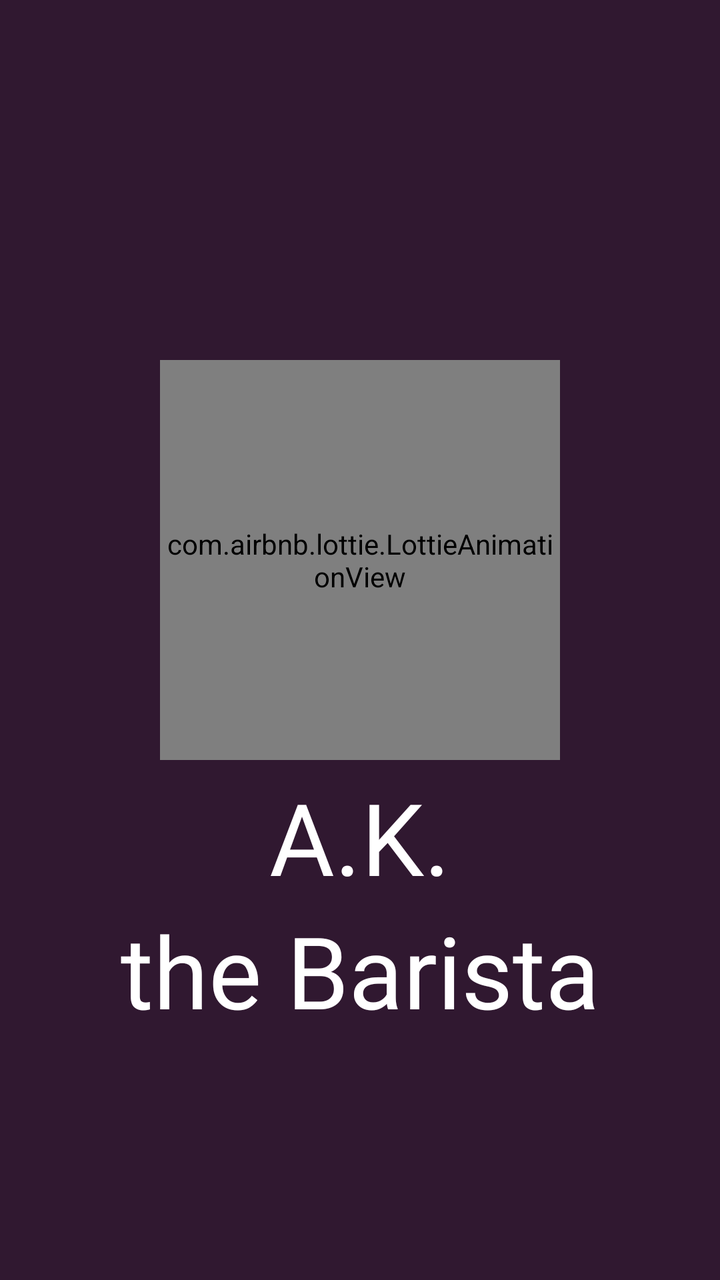
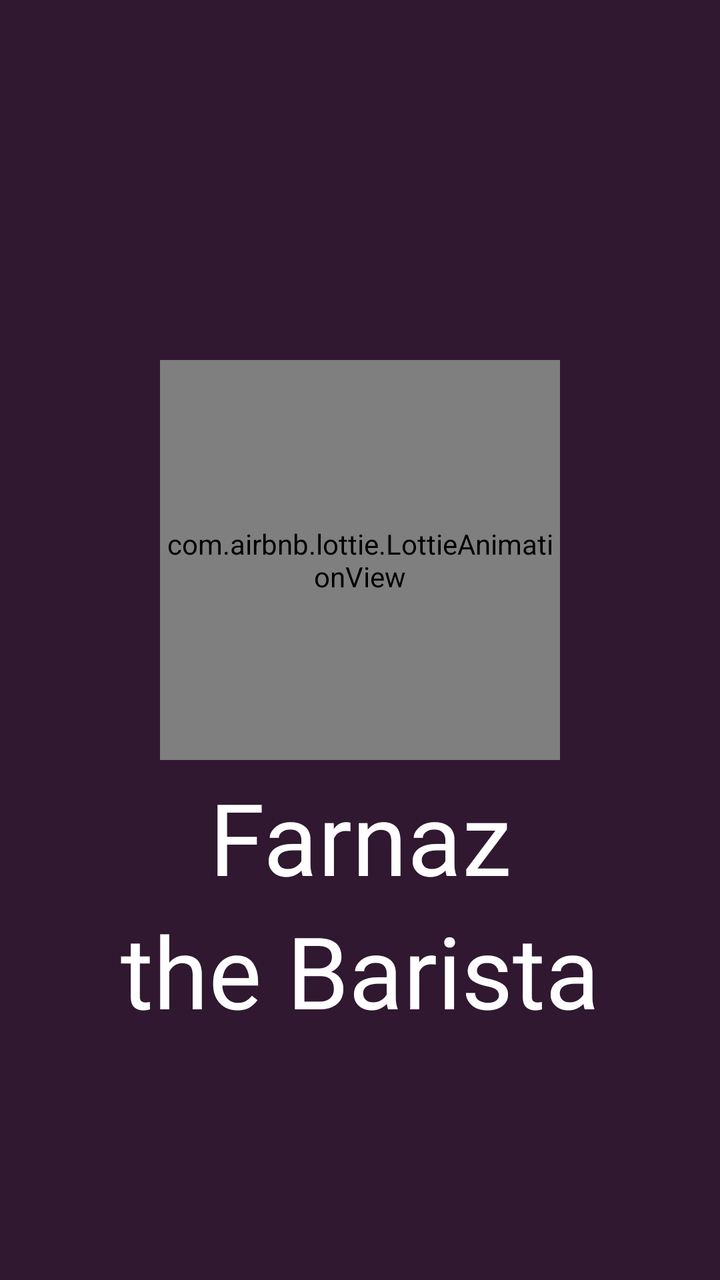

Two renders of the same Android screen: before a commit and after it. Below are the layout's source before the change and the commit's diff.
<!-- AndroidManifest.xml: application theme Theme.CocktailRecipes -->
<!-- res/layout/activity_splash_screen.xml -->
<?xml version="1.0" encoding="utf-8"?>
<androidx.constraintlayout.widget.ConstraintLayout xmlns:android="http://schemas.android.com/apk/res/android"
    xmlns:app="http://schemas.android.com/apk/res-auto"
    android:background="@color/purple"
    xmlns:tools="http://schemas.android.com/tools"
    android:layout_width="match_parent"
    android:layout_height="match_parent"
    tools:context=".SplashScreen">

    <com.airbnb.lottie.LottieAnimationView
        android:id="@+id/lottieAnimationView"
        android:layout_width="200dp"
        android:layout_height="200dp"
        android:layout_marginBottom="80dp"
        app:layout_constraintBottom_toBottomOf="parent"
        app:layout_constraintEnd_toEndOf="parent"
        app:layout_constraintStart_toStartOf="parent"
        app:layout_constraintTop_toTopOf="parent"
        app:lottie_autoPlay="true"
        app:lottie_loop="false"
        app:lottie_rawRes="@raw/loading_cocktail" />

    <TextView
        android:id="@+id/akTxt"
        android:layout_width="wrap_content"
        android:layout_height="wrap_content"
        android:layout_marginTop="5dp"
        android:fontFamily="@font/bilbo_swash_caps_regular"
        android:text="A.K."
        android:textColor="@color/white"
        android:textSize="50sp"
        app:layout_constraintEnd_toEndOf="@+id/lottieAnimationView"
        app:layout_constraintStart_toStartOf="@+id/lottieAnimationView"
        app:layout_constraintTop_toBottomOf="@+id/lottieAnimationView"
        tools:ignore="HardcodedText" />

    <TextView
        android:id="@+id/baristaTxt"
        android:layout_width="wrap_content"
        android:layout_height="wrap_content"
        android:fontFamily="@font/bilbo_swash_caps_regular"
        android:text="the Barista"
        android:textColor="@color/white"
        android:textSize="50sp"
        app:layout_constraintEnd_toEndOf="@+id/lottieAnimationView"
        app:layout_constraintStart_toStartOf="@+id/lottieAnimationView"
        app:layout_constraintTop_toBottomOf="@+id/akTxt"
        tools:ignore="HardcodedText" />


</androidx.constraintlayout.widget.ConstraintLayout>
<!-- resources referenced by this layout -->
<resources>
  <color name="purple">#301830</color>
  <color name="white">#FFFFFFFF</color>
  <style name="Theme.CocktailRecipes" parent="Theme.MaterialComponents.DayNight.NoActionBar">
          
          <item name="colorPrimary">#FFDD67</item>
          <item name="colorPrimaryVariant">@color/purple</item>
          <item name="colorOnPrimary">@color/white</item>
          
          <item name="colorSecondary">@color/teal_200</item>
          <item name="colorSecondaryVariant">@color/teal_700</item>
          <item name="colorOnSecondary">@color/black</item>
          
          <item name="android:statusBarColor" tools:targetApi="l">?attr/colorPrimaryVariant</item>
          
      </style>
  <color name="teal_200">#FF03DAC5</color>
  <color name="teal_700">#FF018786</color>
  <color name="black">#FF000000</color>
</resources>

<!-- the commit's change to res/layout/activity_splash_screen.xml (unified diff, before → after) -->
@@ -26,7 +26,7 @@
         android:layout_height="wrap_content"
         android:layout_marginTop="5dp"
         android:fontFamily="@font/bilbo_swash_caps_regular"
-        android:text="A.K."
+        android:text="Farnaz"
         android:textColor="@color/white"
         android:textSize="50sp"
         app:layout_constraintEnd_toEndOf="@+id/lottieAnimationView"
